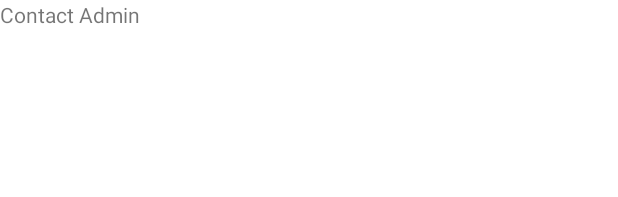
After one commit to varadpanch/food4good_contributor, an Android app: the layout activity_redeem_details.xml on its own in the app's theme, with its tools: preview values and no code run, on a phone screen of 412 x 824 dp. The commit adds this screen. Shown: the top 197 px of the screen. Run offline under Robolectric (Android 15) with nearby library versions, the phone set to English and light mode, and no system bars.

Commit message:
Login fix and redeem rewards

```diff
--- a/app/src/main/AndroidManifest.xml
+++ b/app/src/main/AndroidManifest.xml
@@ -12,6 +12,9 @@
         android:roundIcon="@mipmap/ic_launcher_round"
         android:supportsRtl="true"
         android:theme="@style/Theme.My_Application">
+        <activity
+            android:name=".RedeemDetails"
+            android:exported="false" />
         <activity
             android:name=".RewardDetails"
             android:exported="false" />
--- a/app/src/main/java/com/example/my_application/ContributorDashboard.java
+++ b/app/src/main/java/com/example/my_application/ContributorDashboard.java
@@ -29,7 +29,7 @@ public class ContributorDashboard extends AppCompatActivity {
                 Intent intent = new Intent(ContributorDashboard.this, MakeFoodAvailable.class);
                 intent.putExtra("id",cid);
                 startActivity(intent);
-                finish();
+                //finish();
             }
         });
 
@@ -38,7 +38,7 @@ public class ContributorDashboard extends AppCompatActivity {
             public void onClick(View view) {
                 Intent intent = new Intent(ContributorDashboard.this, RewardDetails.class);
                 startActivity(intent);
-                finish();
+                //finish();
 
             }
         });
@@ -50,7 +50,7 @@ public class ContributorDashboard extends AppCompatActivity {
                 Intent intent = new Intent(ContributorDashboard.this, ContributorOrders.class);
                 intent.putExtra("id",cid);
                 startActivity(intent);
-                finish();
+                //finish();
 
             }
         });
--- /dev/null
+++ b/app/src/main/res/layout/activity_redeem_details.xml
@@ -0,0 +1,14 @@
+<?xml version="1.0" encoding="utf-8"?>
+<LinearLayout xmlns:android="http://schemas.android.com/apk/res/android"
+    xmlns:app="http://schemas.android.com/apk/res-auto"
+    xmlns:tools="http://schemas.android.com/tools"
+    android:layout_width="match_parent"
+    android:layout_height="match_parent"
+    android:orientation="vertical"
+    tools:context=".RedeemDetails">
+
+    <TextView
+        android:text="Contact Admin"
+        android:layout_width="wrap_content"
+        android:layout_height="wrap_content"/>
+</LinearLayout>
```
Also changed, not shown: app/src/main/java/com/example/my_application/LoginActivity.java (+6 -1 lines), app/src/main/java/com/example/my_application/RedeemDetails.java (added, +14 -0 lines), app/src/main/java/com/example/my_application/RewardDetails.java (+14 -0 lines), app/src/main/res/layout/activity_reward_details.xml (+9 -5 lines).
